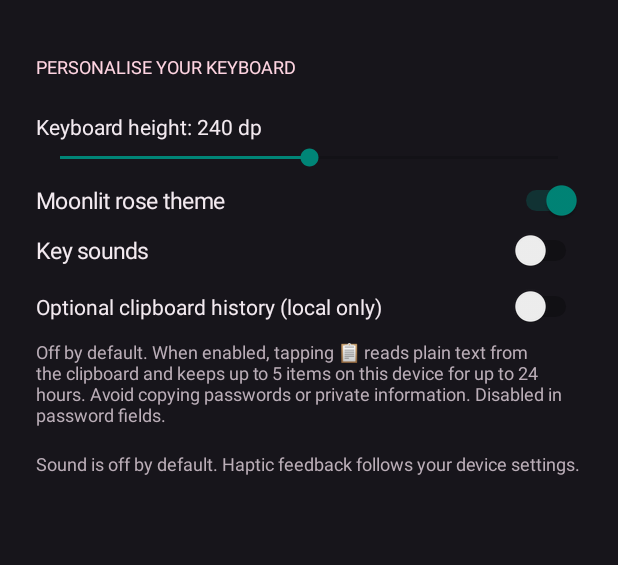
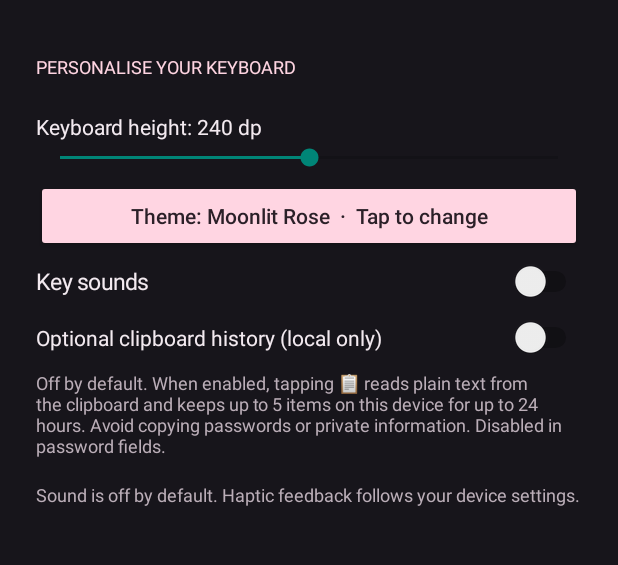
Before and after one commit to taimiyatahsin/MoonMew-Keyboard, an Android app: the screen it shows after launch (SetupActivity), on a phone screen of 412 x 824 dp, the part 518-1083 px from its top. Run offline under Robolectric (Android 15) with nearby library versions, the phone set to English and light mode, and no system bars.

Commit message:
Add selectable MoonMew color themes in settings

```diff
--- a/app/src/main/java/com/moonmew/keyboard/SetupActivity.kt
+++ b/app/src/main/java/com/moonmew/keyboard/SetupActivity.kt
@@ -81,14 +81,13 @@ class SetupActivity : Activity() {
                 override fun onStopTrackingTouch(seekBar: SeekBar?) {}
             })
         }
-        val roseSwitch = Switch(this).apply {
-            this.text = "Moonlit rose theme"
-            textSize = 15f
-            setTextColor(text)
-            isChecked = preferences.getBoolean("rose_theme", true)
-            setOnCheckedChangeListener { _, checked ->
-                preferences.edit().putBoolean("rose_theme", checked).apply()
-            }
+        val themeNames = listOf("Moonlit Rose", "Midnight Blue", "Lavender Dream")
+        lateinit var themeButton: Button
+        themeButton = actionButton("Theme: " + themeNames[preferences.getInt("theme_id", if (preferences.getBoolean("rose_theme", true)) 0 else 1).coerceIn(0, 2)] + "  ·  Tap to change") {
+            val current = preferences.getInt("theme_id", if (preferences.getBoolean("rose_theme", true)) 0 else 1).coerceIn(0, 2)
+            val next = (current + 1) % themeNames.size
+            preferences.edit().putInt("theme_id", next).putBoolean("rose_theme", next == 0).apply()
+            themeButton.text = "Theme: " + themeNames[next] + "  ·  Tap to change"
         }
         val soundSwitch = Switch(this).apply {
             this.text = "Key sounds"
@@ -129,7 +128,7 @@ class SetupActivity : Activity() {
         root.addView(settingsTitle, matchWithTop(dp(8)))
         root.addView(heightLabel, matchWithTop(dp(4)))
         root.addView(heightControl, match())
-        root.addView(roseSwitch, matchWithTop(dp(6)))
+        root.addView(themeButton, matchWithTop(dp(6)))
         root.addView(soundSwitch, matchWithTop(dp(6)))
         root.addView(clipboardSwitch, matchWithTop(dp(10)))
         root.addView(clipboardWarning, matchWithTop(dp(2)))
```
